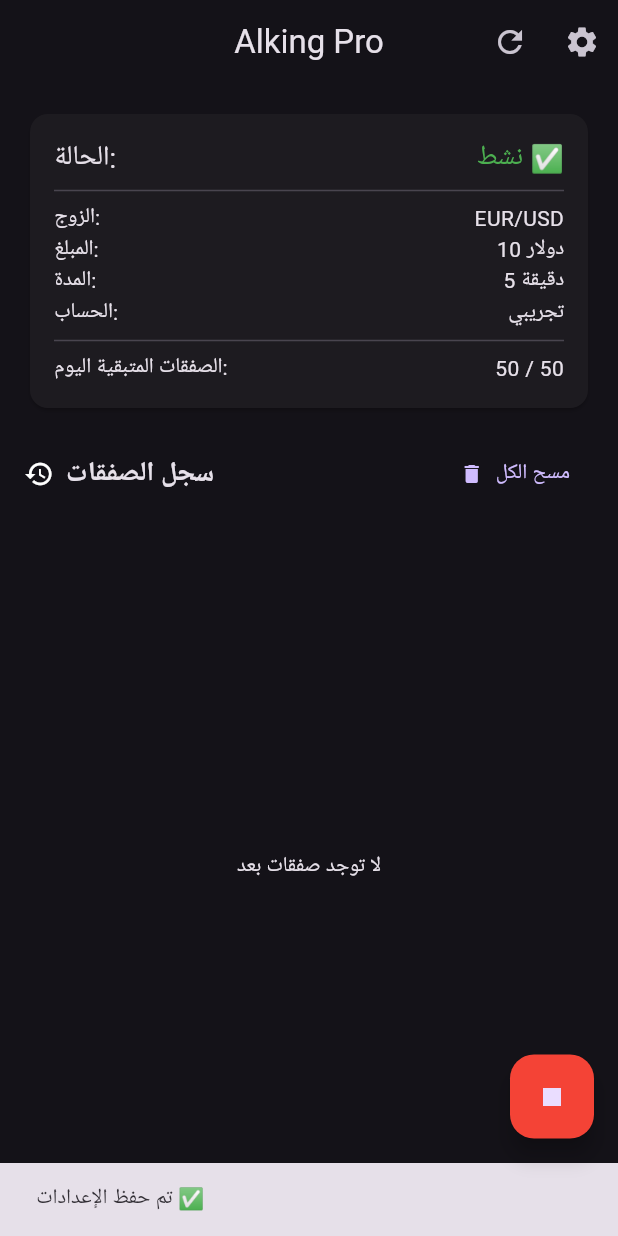
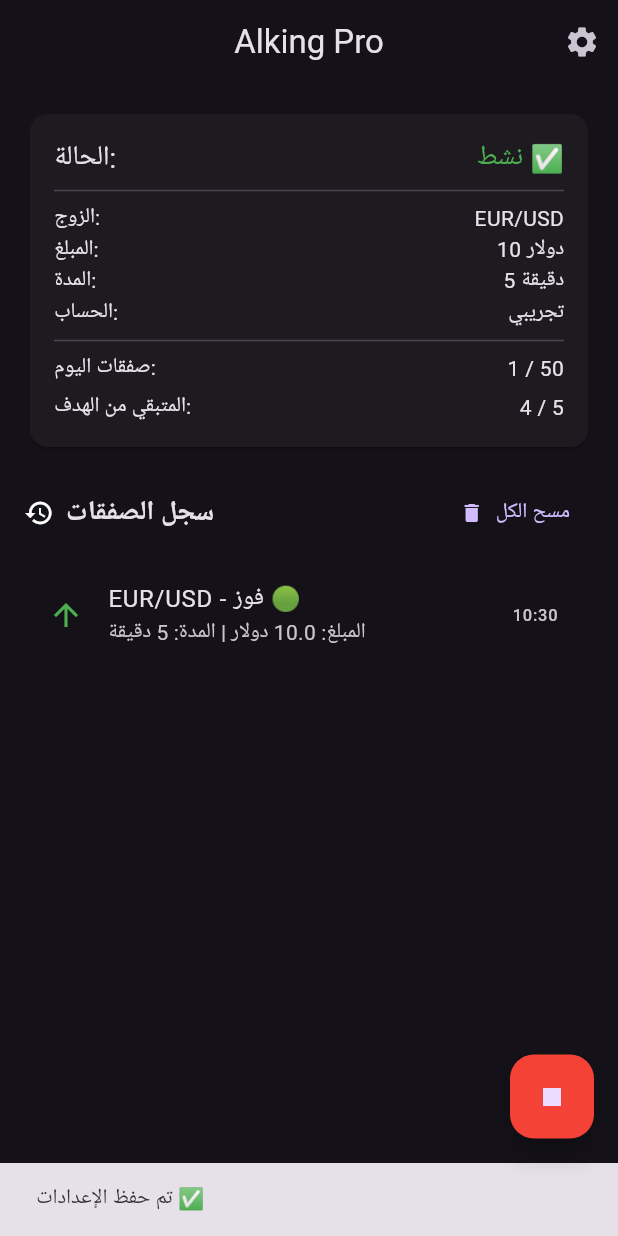
Before and after one commit to cvn3443-ctrl/Alking-Pro, a Flutter app: the screen it shows after launch, after a tap on the "play arrow" icon, on a phone screen of 412 x 824 dp. Run offline on Flutter 3.47's test engine with Material 3 defaults, Android fonts, the phone set to English and light mode, and no system bars; our stand-ins replace shared_preferences.

Commit message:
Update home_screen.dart

```diff
--- a/lib/screens/home_screen.dart
+++ b/lib/screens/home_screen.dart
@@ -11,9 +11,8 @@
 class _HomeScreenState extends State<HomeScreen> {
   // --- متغيرات الحالة والإعدادات ---
   bool _botActive = false;
-  int _todayTrades = 0;          // عدد الصفقات المنفذة اليوم
-  int _maxTradesPerDay = 50;     // الحد الأقصى للصفقات في اليوم
-  int _sleepSeconds = 180;        // وقت الانتظار بين الصفقات (بالثواني)
+  int _todayTrades = 0;           // عدد الصفقات المنفذة اليوم
+  int _maxTradesPerDay = 50;      // الحد الأقصى للصفقات في اليوم
 
   // إعدادات البوت
   String _selectedPair = 'EUR/USD';
@@ -22,20 +21,24 @@
   String _selectedAccount = 'تجريبي';
   bool _isPercentage = false;
 
+  // الإعدادات الجديدة
+  int _targetTrades = 5;           // عدد الصفقات المطلوب تنفيذها
+  int _completedTrades = 0;        // عدد الصفقات المنفذة
+
   // قائمة العملات المتاحة
   final List<String> _availableAssets = [
     'EUR/USD', 'GBP/USD', 'USD/JPY', 'AUD/USD', 'BTC/USD',
     'ETH/USD', 'XAU/USD', 'EUR/GBP', 'USD/CAD', 'NZD/USD'
   ];
 
-  // --- سجل الصفقات (قائمة) ---
+  // --- سجل الصفقات ---
   List<Map<String, dynamic>> _tradeLog = [];
 
   @override
   void initState() {
     super.initState();
     _loadSettings();
-    _loadTradeLog(); // تحميل سجل الصفقات من التخزين المحلي
+    _loadTradeLog();
   }
 
   // --- تحميل وحفظ الإعدادات وسجل الصفقات ---
@@ -47,13 +50,13 @@
     await prefs.setString('account', _selectedAccount);
     await prefs.setBool('isPercentage', _isPercentage);
     await prefs.setInt('maxTradesPerDay', _maxTradesPerDay);
-    await prefs.setInt('sleepSeconds', _sleepSeconds);
+    await prefs.setInt('targetTrades', _targetTrades);
 
     if (mounted) {
       ScaffoldMessenger.of(context).showSnackBar(
         const SnackBar(content: Text('تم حفظ الإعدادات ✅')),
       );
-      _updateUIDisplay(); // تحديث الواجهة لعرض القيم الجديدة
+      setState(() {});
     }
   }
 
@@ -66,26 +69,21 @@
       _selectedAccount = prefs.getString('account') ?? 'تجريبي';
       _isPercentage = prefs.getBool('isPercentage') ?? false;
       _maxTradesPerDay = prefs.getInt('maxTradesPerDay') ?? 50;
-      _sleepSeconds = prefs.getInt('sleepSeconds') ?? 180;
+      _targetTrades = prefs.getInt('targetTrades') ?? 5;
     });
   }
 
   Future<void> _loadTradeLog() async {
     final prefs = await SharedPreferences.getInstance();
-    final String? logString = prefs.getString('tradeLog');
-    if (logString != null) {
-      // تحويل النص المخزن إلى قائمة (تنبيه: هذا مثال بسيط، استخدم jsonEncode لبيانات حقيقية)
-      setState(() {
-        _tradeLog = [];
-      });
-    }
-    // حساب عدد صفقات اليوم من الـ log
-    _todayTrades = _tradeLog.length;
+    final int? savedTrades = prefs.getInt('todayTrades');
+    setState(() {
+      _todayTrades = savedTrades ?? 0;
+      _tradeLog = [];
+    });
   }
 
   Future<void> _saveTradeLog() async {
     final prefs = await SharedPreferences.getInstance();
-    // تبسيطاً: سنخزن عدد الصفقات فقط. للإصدار المتقدم، استخدم jsonEncode.
     await prefs.setInt('todayTrades', _todayTrades);
   }
 
@@ -97,15 +95,58 @@
         'result': result,
         'amount': amount,
         'duration': duration,
-        'time': DateTime.now().toString().substring(11, 16), // HH:MM
+        'time': DateTime.now().toString().substring(11, 16),
       });
-      _todayTrades++;
     });
-    _saveTradeLog();
   }
 
-  void _updateUIDisplay() {
-    setState(() {}); // تحديث الواجهة لإظهار الإعدادات الجديدة
+  void _stopBot(String reason) {
+    setState(() {
+      _botActive = false;
+    });
+    ScaffoldMessenger.of(context).showSnackBar(
+      SnackBar(content: Text('⏹️ توقف البوت: $reason')),
+    );
+  }
+
+  void _startTrading() async {
+    _completedTrades = 0;
+    setState(() {});
+
+    while (_botActive && _completedTrades < _targetTrades) {
+      // التحقق من عدد الصفقات في اليوم
+      if (_todayTrades >= _maxTradesPerDay) {
+        _stopBot('تم الوصول للحد الأقصى للصفقات اليومية');
+        return;
+      }
+
+      // تنفيذ صفقة (محاكاة حالياً)
+      final amount = _isPercentage ? 0.0 : double.parse(_amountController.text);
+      _addTrade(_selectedPair, 'فوز 🟢', amount, _selectedDuration);
+
+      _completedTrades++;
+      _todayTrades++;
+      await _saveTradeLog();
+      setState(() {});
+
+      // إذا لم تكن هذه آخر صفقة، انتظر وقت عشوائي بين 5-15 دقيقة
+      if (_completedTrades < _targetTrades) {
+        int waitMinutes = 5 + (DateTime.now().second % 11); // 5 إلى 15 دقيقة
+        int waitSeconds = waitMinutes * 60;
+
+        ScaffoldMessenger.of(context).showSnackBar(
+          SnackBar(content: Text('⏳ انتظار $waitMinutes دقائق قبل الصفقة التالية')),
+        );
+
+        for (int i = 0; i < waitSeconds && _botActive; i++) {
+          await Future.delayed(const Duration(seconds: 1));
+        }
+      }
+    }
+
+    if (_completedTrades >= _targetTrades && _botActive) {
+      _stopBot('تم تنفيذ $_targetTrades صفقات 🎯');
+    }
   }
 
   void _toggleBot() async {
@@ -114,28 +155,17 @@
       return;
     }
 
-    // التحقق من عدد الصفقات المسموح بها
+    // التحقق من عدد الصفقات في اليوم
     if (_todayTrades >= _maxTradesPerDay) {
       ScaffoldMessenger.of(context).showSnackBar(
-        SnackBar(content: Text('✅ تم الوصول للحد الأقصى للصفقات اليوم (${_maxTradesPerDay} صفقة)')),
+        const SnackBar(content: Text('✅ تم الوصول للحد الأقصى للصفقات اليومية')),
       );
       return;
     }
 
     setState(() => _botActive = true);
     await _saveSettings();
-
-    // محاكاة الصفقة (للاختبار)
-    Future.delayed(const Duration(seconds: 2), () {
-      if (_botActive) {
-        final amount = _isPercentage ? 0.0 : double.parse(_amountController.text);
-        _addTrade(_selectedPair, 'فوز 🟢', amount, _selectedDuration);
-        ScaffoldMessenger.of(context).showSnackBar(
-          SnackBar(content: Text('✅ تم تنفيذ صفقة وهمية بقيمة ${amount.toStringAsFixed(2)} دولار')),
-        );
-        setState(() => _botActive = false); // إيقاف البوت بعد الصفقة
-      }
-    });
+    _startTrading();
   }
 
   // --- واجهة المستخدم ---
@@ -170,6 +200,28 @@
                     items: _availableAssets.map((e) => DropdownMenuItem(value: e, child: Text(e))).toList(),
                     onChanged: (v) => setState(() => _selectedPair = v!),
                     decoration: const InputDecoration(labelText: 'الزوج'),
+                  ),
+                  const SizedBox(height: 15),
+
+                  // عدد الصفقات في الساعة
+                  Row(
+                    children: [
+                      const Text('عدد الصفقات:'),
+                      Expanded(
+                        child: Slider(
+                          value: _targetTrades.toDouble(),
+                          min: 1,
+                          max: 10,
+                          divisions: 9,
+                          label: '$_targetTrades صفقة',
+                          onChanged: (v) {
+                            setStateBottomSheet(() => _targetTrades = v.toInt());
+                            setState(() => _targetTrades = v.toInt());
+                          },
+                        ),
+                      ),
+                      Text('$_targetTrades'),
+                    ],
                   ),
                   const SizedBox(height: 15),
 
@@ -219,7 +271,7 @@
                   // الحد الأقصى للصفقات اليومية
                   Row(
                     children: [
-                      const Text('الحد الأقصى للصفقات:'),
+                      const Text('الحد اليومي:'),
                       Expanded(
                         child: Slider(
                           value: _maxTradesPerDay.toDouble(),
@@ -231,25 +283,6 @@
                         ),
                       ),
                       Text('$_maxTradesPerDay'),
-                    ],
-                  ),
-                  const SizedBox(height: 5),
-
-                  // وقت الانتظار بين الصفقات (بالثواني)
-                  Row(
-                    children: [
-                      const Text('الانتظار بين الصفقات:'),
-                      Expanded(
-                        child: Slider(
-                          value: _sleepSeconds.toDouble(),
-                          min: 60,
-                          max: 600,
-                          divisions: 10,
-                          label: '${(_sleepSeconds / 60).toStringAsFixed(0)} دقيقة',
-                          onChanged: (v) => setState(() => _sleepSeconds = v.toInt()),
-                        ),
-                      ),
-                      Text('${(_sleepSeconds / 60).toStringAsFixed(0)} دقيقة'),
                     ],
                   ),
                   const SizedBox(height: 20),
@@ -280,16 +313,13 @@
   @override
   Widget build(BuildContext context) {
     final remainingTrades = _maxTradesPerDay - _todayTrades;
+    final remainingTarget = _targetTrades - _completedTrades;
+
     return Scaffold(
       appBar: AppBar(
         title: const Text('Alking Pro'),
         centerTitle: true,
         actions: [
-          IconButton(
-            icon: const Icon(Icons.refresh),
-            onPressed: _updateUIDisplay,
-            tooltip: 'تحديث الواجهة',
-          ),
           IconButton(
             icon: const Icon(Icons.settings),
             onPressed: _showSettingsPanel,
@@ -354,10 +384,20 @@
                     Row(
                       mainAxisAlignment: MainAxisAlignment.spaceBetween,
                       children: [
-                        const Text('الصفقات المتبقية اليوم:'),
-                        Text('$remainingTrades / $_maxTradesPerDay'),
+                        const Text('صفقات اليوم:'),
+                        Text('$_todayTrades / $_maxTradesPerDay'),
                       ],
                     ),
+                    if (_botActive) ...[
+                      const SizedBox(height: 5),
+                      Row(
+                        mainAxisAlignment: MainAxisAlignment.spaceBetween,
+                        children: [
+                          const Text('المتبقي من الهدف:'),
+                          Text('$remainingTarget / $_targetTrades'),
+                        ],
+                      ),
+                    ],
                   ],
                 ),
               ),
@@ -376,6 +416,7 @@
                     setState(() {
                       _tradeLog.clear();
                       _todayTrades = 0;
+                      _completedTrades = 0;
                     });
                     _saveTradeLog();
                   },
```
